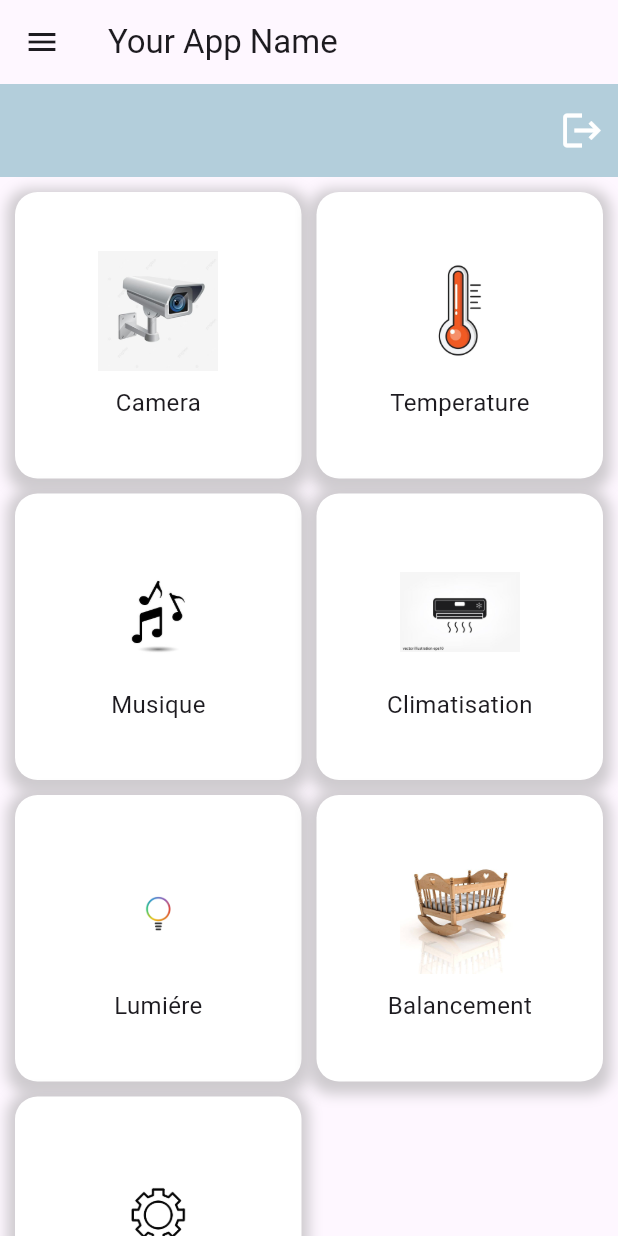
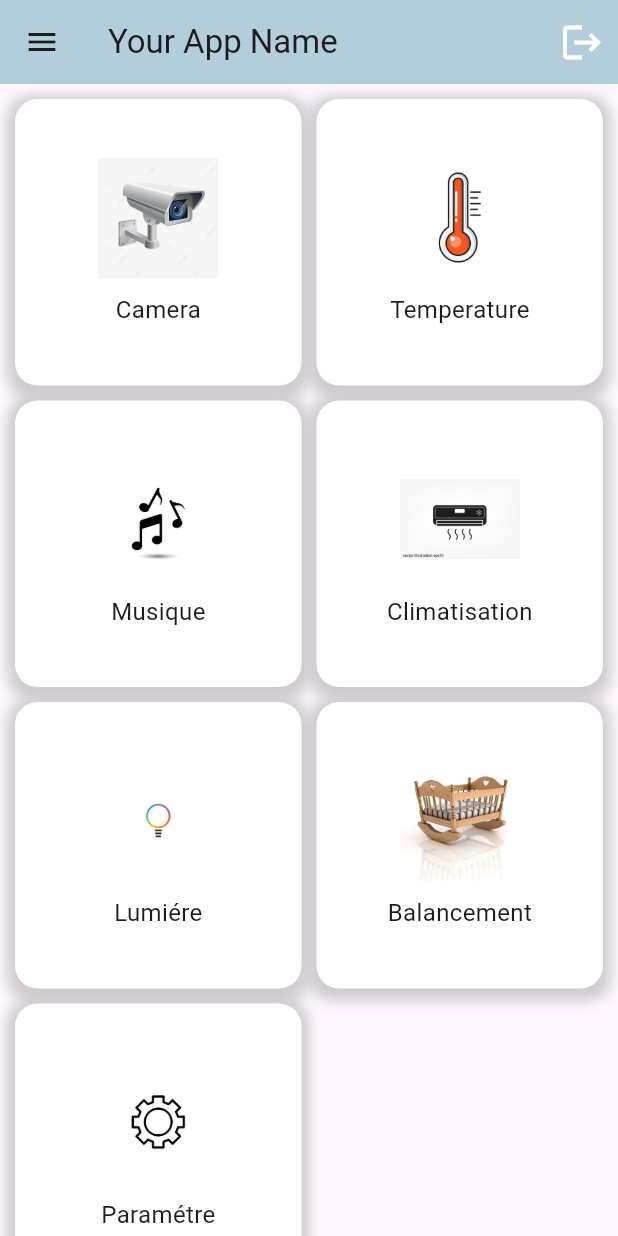
Before and after one commit to talbioumaima06/litbebe_flutter, a Flutter app: the Dashboard screen opened directly, on a phone screen of 412 x 824 dp. Run offline on Flutter 3.47's test engine with Material 3 defaults, Android fonts, the phone set to English and light mode, and no system bars; our stand-ins replace firebase_auth, firebase_core, firebase_database, firebase_messaging, flutter_local_notifications, fluttertoast and 1 more; accounts and stored records are empty.

Commit message:
fix dashboard design

```diff
--- a/lib/pages/dashboard/dashboard.dart
+++ b/lib/pages/dashboard/dashboard.dart
@@ -2,29 +2,14 @@ import 'package:flutter/material.dart';
 //import '/auth/firebase_auth/auth_util.dart'; // Make sure to replace this with your actual import path
 
 class Dashboard extends StatelessWidget {
- const Dashboard({super.key});
+  const Dashboard({Key? key}) : super(key: key);
 
   @override
   Widget build(BuildContext context) {
     return Scaffold(
       appBar: AppBar(
         title: const Text('Your App Name'),
-      ),
-      drawer: const Drawer(
-        elevation: 16,
-        // Add your drawer content here
-      ),
-      body: Column(
-        children: [
-          Container(
-            width: double.infinity,
-            height: 62,
-            decoration: const BoxDecoration(
-              color: Color(0xFFB3CEDB),
-            ),
-            child: Row(
-              mainAxisAlignment: MainAxisAlignment.end,
-              children: [
+        actions: [
           IconButton(
             onPressed: () async {
               // Implement sign out functionality here
@@ -36,10 +21,13 @@ class Dashboard extends StatelessWidget {
             color: Colors.white, // Change the color as per your design
           ),
         ],
+        backgroundColor: const Color(0xFFB3CEDB), // Set the background color of the app bar
       ),
+      drawer: const Drawer(
+        elevation: 16,
+        // Add your drawer content here
       ),
-          Expanded(
-            child: GridView.count(
+      body: GridView.count(
         crossAxisCount: 2,
         padding: const EdgeInsets.all(10),
         crossAxisSpacing: 10,
@@ -82,9 +70,6 @@ class Dashboard extends StatelessWidget {
           ),
         ],
       ),
-          ),
-        ],
-      ),
     );
   }
 }
@@ -95,11 +80,11 @@ class DashboardGridWidget extends StatelessWidget {
   final String route;
 
   const DashboardGridWidget({
-    super.key,
+    Key? key,
     required this.image,
     required this.text,
     required this.route,
-  });
+  }) : super(key: key);
 
   @override
   Widget build(BuildContext context) {
```
Lines whose indentation alone changed are shown as unchanged.
